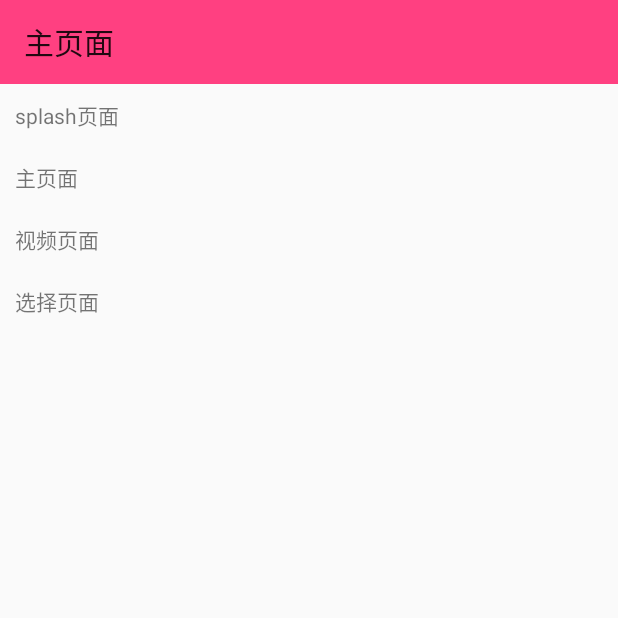
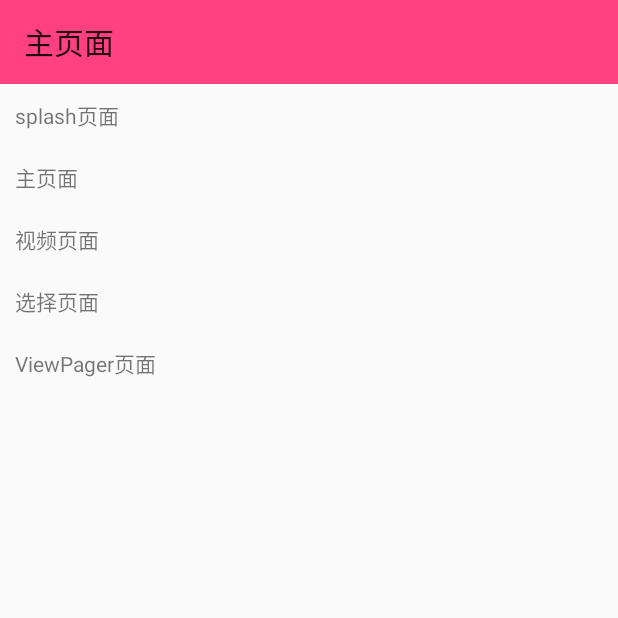
Before and after one commit to xumorden/A_FastDevelop, an Android app: the screen it shows after launch (MainActivity), on a phone screen of 412 x 824 dp, the top half of it. Run offline under Robolectric (Android 15) with nearby library versions, the phone set to English and light mode, and no system bars.

Commit message:
viewpager横向轮播，具有放大效果。代码提交。

```diff
--- a/A_FastDeveop/app/src/main/AndroidManifest.xml
+++ b/A_FastDeveop/app/src/main/AndroidManifest.xml
@@ -28,7 +28,8 @@
             android:name=".splash.SplashTwoActivity"
             android:label="@string/app_intro" />
         <activity android:name=".vedio.VedioActivity" />
-        <activity android:name=".selector.SelectorActivity"></activity>
+        <activity android:name=".selector.SelectorActivity" />
+        <activity android:name=".viewpager.ViewPagerAvtivity"></activity>
     </application>
 
 </manifest>
--- a/A_FastDeveop/app/src/main/java/com/xumaodun/a_fastdeveop/MainActivity.java
+++ b/A_FastDeveop/app/src/main/java/com/xumaodun/a_fastdeveop/MainActivity.java
@@ -10,6 +10,7 @@ import com.xumaodun.a_fastdeveop.selector.SelectorActivity;
 import com.xumaodun.a_fastdeveop.splash.SplashActivity;
 import com.xumaodun.a_fastdeveop.tabmain.TabMainActivity;
 import com.xumaodun.a_fastdeveop.vedio.VedioActivity;
+import com.xumaodun.a_fastdeveop.viewpager.ViewPagerAvtivity;
 
 public class MainActivity extends AppCompatActivity {
 
@@ -47,4 +48,9 @@ public class MainActivity extends AppCompatActivity {
         intent = new Intent(this, SelectorActivity.class);
         startActivity(intent);
     }
+
+    public void viewpagerActivity(View view) {
+        intent = new Intent(this, ViewPagerAvtivity.class);
+        startActivity(intent);
+    }
 }
--- a/A_FastDeveop/app/src/main/res/layout/activity_main.xml
+++ b/A_FastDeveop/app/src/main/res/layout/activity_main.xml
@@ -57,4 +57,15 @@
         android:layout_alignParentStart="true"
         android:layout_below="@+id/vedio_activity" />
 
+    <TextView
+        android:layout_width="wrap_content"
+        android:layout_height="wrap_content"
+        android:text="ViewPager页面"
+        android:id="@+id/viewpager_activity"
+        android:padding="10dp"
+        android:onClick="viewpagerActivity"
+        android:layout_below="@+id/selector_actovity"
+        android:layout_alignParentLeft="true"
+        android:layout_alignParentStart="true" />
+
 </RelativeLayout>
```
Also changed, not shown: A_FastDeveop/app/src/main/java/com/xumaodun/a_fastdeveop/viewpager/ViewPagerAvtivity.java (added, +66 -0 lines), A_FastDeveop/app/src/main/res/layout/activity_view_pager_avtivity.xml (added, +28 -0 lines), A_FastDeveop/app/src/main/res/drawable-hdpi/a.png (added), A_FastDeveop/app/src/main/res/drawable-hdpi/b.png (added), A_FastDeveop/app/src/main/res/drawable-hdpi/c.png (added), A_FastDeveop/app/src/main/res/drawable-hdpi/d.png (added), A_FastDeveop/app/src/main/res/drawable-hdpi/e.png (added), A_FastDeveop/app/src/main/res/drawable-hdpi/f.png (added).
